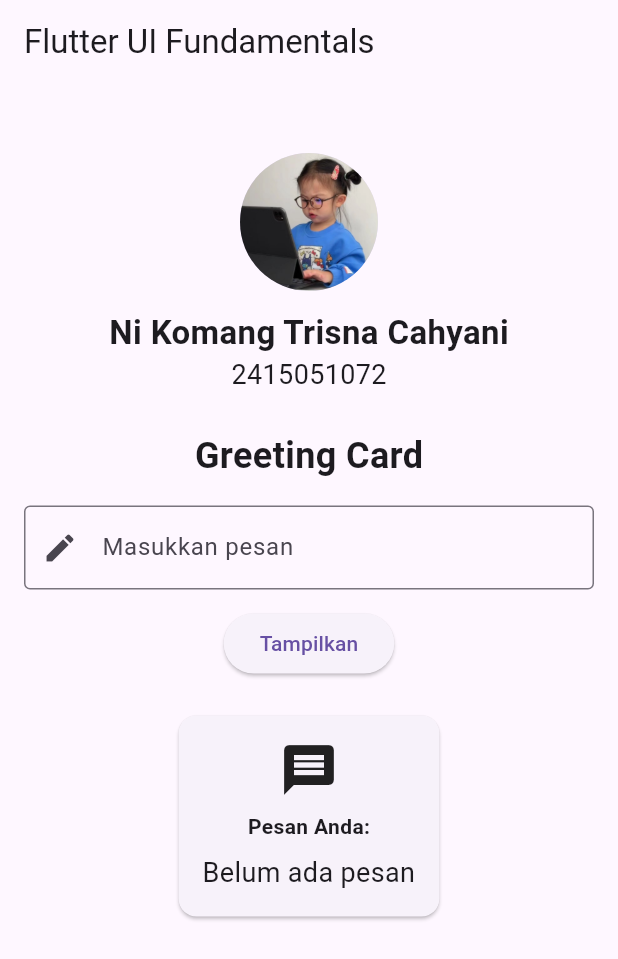
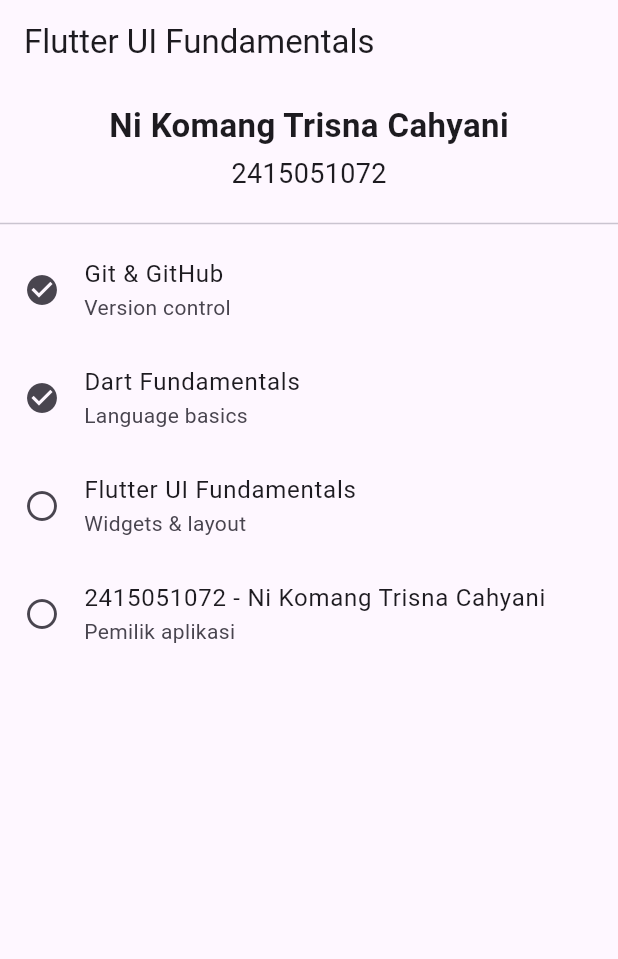
Before and after one commit to trisnacahyani-ops/flutter_ui_fundamentals, a Flutter app: the screen it shows after launch, on a phone screen of 412 x 824 dp. Shown: the top 959 px of the screen. Run offline on Flutter 3.47's test engine with Material 3 defaults, Android fonts, the phone set to English and light mode, and no system bars.

Commit message:
tahap 10

```diff
--- a/lib/main.dart
+++ b/lib/main.dart
@@ -16,121 +16,76 @@
       debugShowCheckedModeBanner: false,
       home: Scaffold(
         appBar: AppBar(title: const Text('Flutter UI Fundamentals')),
-        body: const GreetingCard(),
+        body: const TopicList(),
       ),
     );
   }
 }
 
-class GreetingCard extends StatefulWidget {
-  const GreetingCard({super.key});
-
-  @override
-  State<GreetingCard> createState() => _GreetingCardState();
-}
-
-class _GreetingCardState extends State<GreetingCard> {
-  final TextEditingController controller = TextEditingController();
-
-  String message = 'Belum ada pesan';
-
-  @override
-  void dispose() {
-    controller.dispose();
-    super.dispose();
-  }
+class TopicList extends StatelessWidget {
+  const TopicList({super.key});
 
   @override
   Widget build(BuildContext context) {
-    return SingleChildScrollView(
-      child: Padding(
-        padding: const EdgeInsets.all(16),
+    // Collection Dart
+    final List<Map<String, dynamic>> topics = [
+      {'title': 'Git & GitHub', 'subtitle': 'Version control', 'done': true},
+      {
+        'title': 'Dart Fundamentals',
+        'subtitle': 'Language basics',
+        'done': true,
+      },
+      {
+        'title': 'Flutter UI Fundamentals',
+        'subtitle': 'Widgets & layout',
+        'done': false,
+      },
+      {
+        'title': '$studentId - $studentName',
+        'subtitle': 'Pemilik aplikasi',
+        'done': false,
+      },
+    ];
+
+    return Column(
+      children: [
+        // Identitas mahasiswa tetap di atas daftar
+        Padding(
+          padding: const EdgeInsets.all(12),
           child: Column(
-          mainAxisAlignment: MainAxisAlignment.center,
             children: [
-            const SizedBox(height: 30),
-
-            // Identitas mahasiswa
-            const CircleAvatar(
-              radius: 46,
-              backgroundImage: AssetImage('assets/image/trisna.jpeg'),
-            ),
-
-            const SizedBox(height: 12),
-
               const Text(
                 studentName,
                 style: TextStyle(fontSize: 22, fontWeight: FontWeight.bold),
               ),
-
+              const SizedBox(height: 4),
               const Text(studentId, style: TextStyle(fontSize: 18)),
-
-            const SizedBox(height: 24),
-
-            // Judul
-            const Text(
-              'Greeting Card',
-              style: TextStyle(fontSize: 24, fontWeight: FontWeight.bold),
-            ),
-
-            const SizedBox(height: 16),
-
-            // Input
-            TextField(
-              controller: controller,
-              decoration: const InputDecoration(
-                labelText: 'Masukkan pesan',
-                hintText: 'Contoh: Halo, saya Trisna!',
-                border: OutlineInputBorder(),
-                prefixIcon: Icon(Icons.edit),
+            ],
           ),
         ),
 
-            const SizedBox(height: 12),
+        const Divider(),
 
-            // Tombol
-            ElevatedButton(
-              onPressed: () {
-                setState(() {
-                  message = controller.text.trim().isEmpty
-                      ? 'Input masih kosong'
-                      : controller.text.trim();
-                });
+        // ListView membutuhkan Expanded
+        Expanded(
+          child: ListView.builder(
+            itemCount: topics.length,
+            itemBuilder: (context, index) {
+              final item = topics[index];
+
+              return ListTile(
+                leading: Icon(
+                  item['done'] == true
+                      ? Icons.check_circle
+                      : Icons.circle_outlined,
+                ),
+                title: Text(item['title'] as String),
+                subtitle: Text(item['subtitle'] as String),
+              );
             },
-              child: const Text('Tampilkan'),
-            ),
-
-            const SizedBox(height: 20),
-
-            // Hasil input
-            Card(
-              child: Padding(
-                padding: const EdgeInsets.all(16),
-                child: Column(
-                  children: [
-                    const Icon(Icons.message, size: 40),
-
-                    const SizedBox(height: 8),
-
-                    const Text(
-                      'Pesan Anda:',
-                      style: TextStyle(fontWeight: FontWeight.bold),
-                    ),
-
-                    const SizedBox(height: 8),
-
-                    Text(
-                      message,
-                      textAlign: TextAlign.center,
-                      style: const TextStyle(fontSize: 18),
-                    ),
-                  ],
-                ),
           ),
         ),
       ],
-        ),
-      ),
     );
   }
 }
```
Lines whose indentation alone changed are shown as unchanged.
